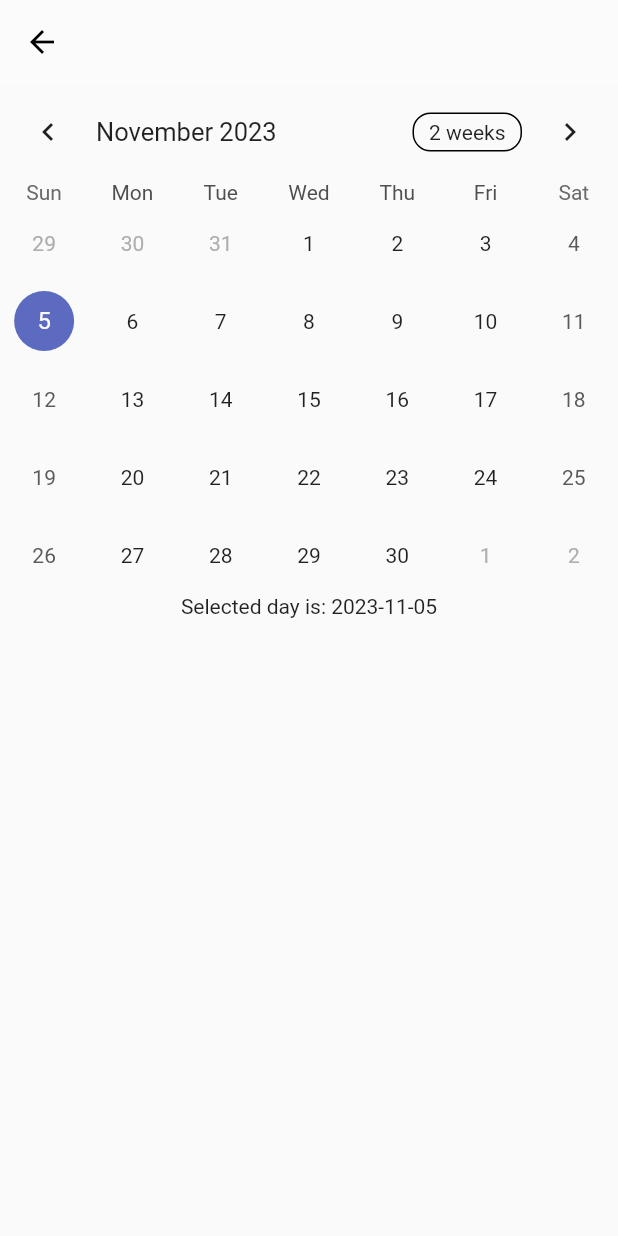
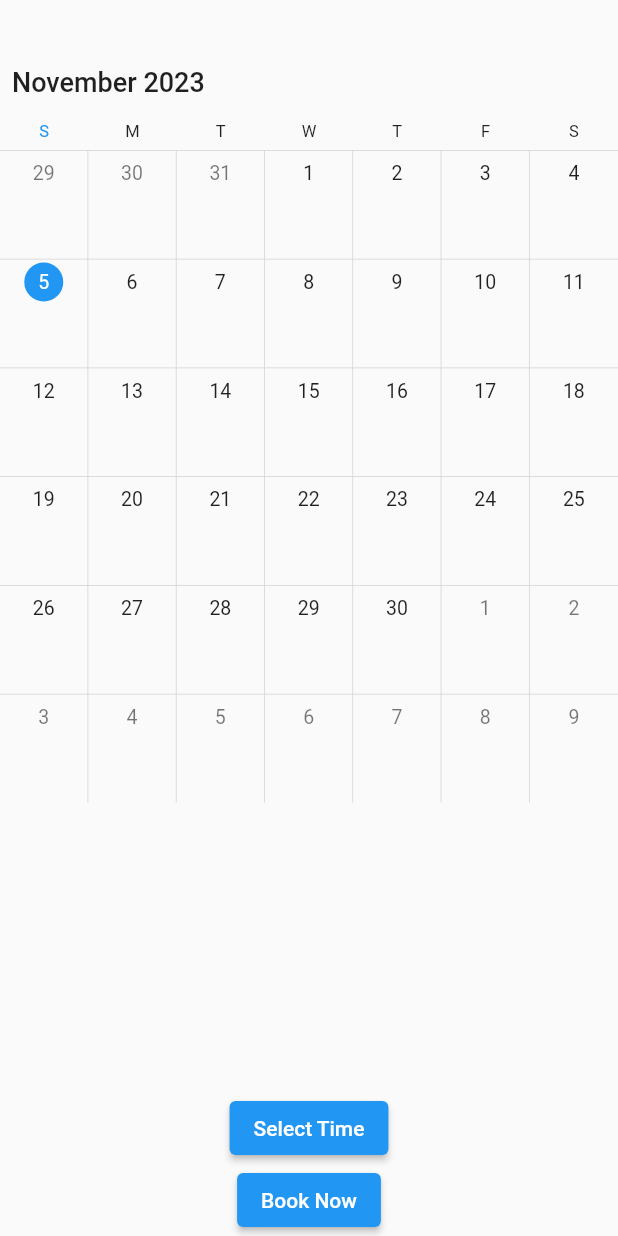
Before and after one commit to Karlo11111/Aedis---HotelSoftvare-using-Flutter, a Flutter app: the BookMassage screen opened directly, on a phone screen of 412 x 824 dp. Run offline on Flutter 3.47's test engine with Material 2 defaults, Android fonts, the phone set to English and light mode, and no system bars; drawn by our look-alikes of syncfusion_flutter_calendar, table_calendar; our stand-ins replace cloud_firestore, email_validator, firebase_auth, firebase_core, font_awesome_flutter, google_fonts and 4 more; accounts and stored records are empty.

Commit message:
Added calendar to book_now_massage and made it read all bookings from firebase
Still want to make the Name of an user stored locally so I can use it because firebase is Future and it doesnt really work right now to fetch the users username when booking so it just says "Unknown has booked a massage for $time".

```diff
--- a/lib/services_pages/BookNow/book_now_massage.dart
+++ b/lib/services_pages/BookNow/book_now_massage.dart
@@ -1,7 +1,9 @@
-// ignore_for_file: prefer_const_constructors, prefer_const_literals_to_create_immutables, unnecessary_null_comparison
+// ignore_for_file: prefer_const_constructors, prefer_const_literals_to_create_immutables, unnecessary_null_comparison, avoid_single_cascade_in_expression_statements, curly_braces_in_flow_control_structures
 
+import 'package:cloud_firestore/cloud_firestore.dart';
+import 'package:firebase_auth/firebase_auth.dart';
 import 'package:flutter/material.dart';
-import 'package:table_calendar/table_calendar.dart';
+import 'package:syncfusion_flutter_calendar/calendar.dart';
 
 class BookMassage extends StatefulWidget {
   const BookMassage({super.key});
@@ -11,36 +13,131 @@ class BookMassage extends StatefulWidget {
 }
 
 class _BookMassageState extends State<BookMassage> {
-  DateTime today = DateTime.now();
-  void _onDaySelected(DateTime day, DateTime focusedDay) {
-    setState(() {
-      today = day;
-    });
+  //variables for fetching data
+  String UserName = ''; // Set an initial value until the data is fetched
+  User? user = FirebaseAuth.instance.currentUser;
+  //displaying message for booking
+  void displayMessage(String message) {
+    showDialog(
+        context: context,
+        builder: (context) => AlertDialog(
+              title: Padding(
+                padding: const EdgeInsets.all(8.0),
+                child: Text(message),
+              ),
+            ));
   }
+
+  @override
+  void initState() {
+    super.initState();
+    _fetchUserName();
+    setState(() {});
+  }
+
+  //trying to fetch user data (in this case their name)
+  Future<void> _fetchUserName() async {
+    User? user = FirebaseAuth.instance.currentUser;
+
+    if (user != null) {
+      //trying to get the user uid from User Email collection and returns it as a string called UserName
+      try {
+        DocumentSnapshot<Map<String, dynamic>> userDoc = await FirebaseFirestore
+            .instance
+            .collection('User Email')
+            .doc(user.uid)
+            .get();
+        //if userDoc (document specific to each user) exists it sets the Name field as a string called name
+        if (userDoc.exists) {
+          String name = userDoc['Name'] as String;
+          setState(() {
+            UserName = name;
+          });
+        } else {
+          print('User document does not exist.');
+        }
+      } catch (error) {
+        print('Error fetching user name: $error');
+      }
+    } else {
+      print('No user is logged in.');
+    }
+  }
+
+  DateTime selectedDate = DateTime.now();
+  TimeOfDay selectedTime = TimeOfDay.now();
 
   @override
   Widget build(BuildContext context) {
     return Scaffold(
-      appBar: AppBar(
-        foregroundColor: Colors.black,
-        backgroundColor: Colors.white10,
-        elevation: 0,
-      ),
+      body: Column(children: [
+        SizedBox(height: 35,),
+        Container(
+          height: 500,
+          child: SfCalendar(
+            view: CalendarView.month,
+            onSelectionChanged: (CalendarSelectionDetails details) {
+              setState(() {
+                selectedDate = details.date!;
+              });
+            },
+          ),
+        ),
+        Expanded(
+          child: FutureBuilder<QuerySnapshot>(
+            future: FirebaseFirestore.instance.collection('bookings').get(),
+            builder:
+                (BuildContext context, AsyncSnapshot<QuerySnapshot> snapshot) {
+              if (snapshot.hasError) {
+                return Text('Something went wrong');
+              }
 
-      //body book forme
+              if (snapshot.connectionState == ConnectionState.waiting) {
+                return Text("Loading");
+              }
 
-      body: SingleChildScrollView(
-        child: Column(children: [
-          TableCalendar(
-            selectedDayPredicate: (day) => isSameDay(day, today),
-            onDaySelected: _onDaySelected,
-            firstDay: DateTime.utc(2010, 10, 16),
-            lastDay: DateTime.utc(2030, 3, 14),
-            focusedDay: DateTime.utc(2023, 11),
+              return ListView(
+                children: snapshot.data!.docs.map((DocumentSnapshot document) {
+                  Map<String, dynamic> data =
+                      document.data()! as Map<String, dynamic>;
+                  String userName = data['user'] ?? 'Unknown';
+                  String time = data['time'] ?? 'No time';
+                  return ListTile(
+                    title: Text("$userName has a massage booked for $time"),
+                  );
+                }).toList(),
+              );
+            },
           ),
-          Text("Selected day is: ${today.toString().split(" ")[0]}")
-        ]),
-      ),
+        ),
+        ElevatedButton(
+          onPressed: () async {
+            final TimeOfDay? picked = await showTimePicker(
+              context: context,
+              initialTime: selectedTime,
+            );
+            if (picked != null && picked != selectedTime)
+              setState(() {
+                selectedTime = picked;
+              });
+          },
+          child: Text('Select Time'),
+        ),
+        ElevatedButton(
+          child: Text("Book Now"),
+          onPressed: () {
+            FirebaseFirestore.instance.collection('bookings')
+              ..doc(user!.uid).set({
+                'date': selectedDate,
+                'time': selectedTime.format(context),
+                //still need to change that the username is stored locally for this to work
+                'user': user!.displayName,
+              });
+
+            displayMessage("Successfully booked");
+          },
+        )
+      ]),
     );
   }
 }
--- a/pubspec.yaml
+++ b/pubspec.yaml
@@ -50,6 +50,7 @@ dependencies:
   get_it: ^7.2.1
   table_calendar: ^3.0.9
   flutter_datetime_picker: ^1.5.1
+  syncfusion_flutter_calendar: ^23.1.43
 
 
 dev_dependencies:
```
Also changed, not shown: lib/pages/search_page.dart (line endings or trailing spaces), pubspec.lock.
